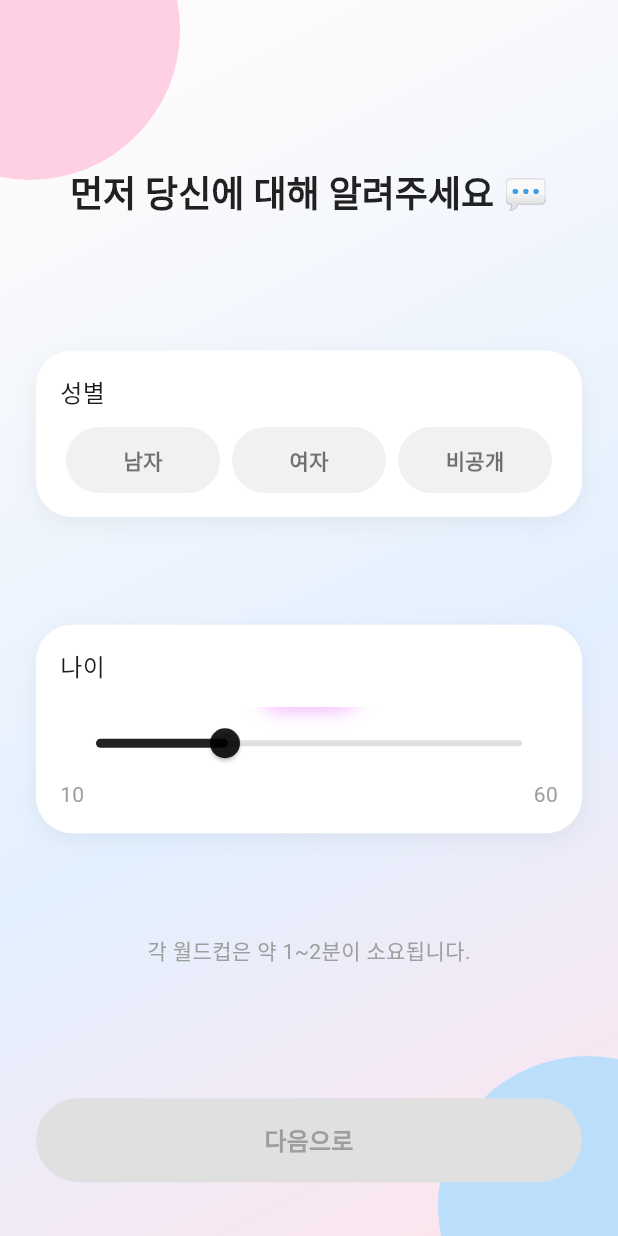
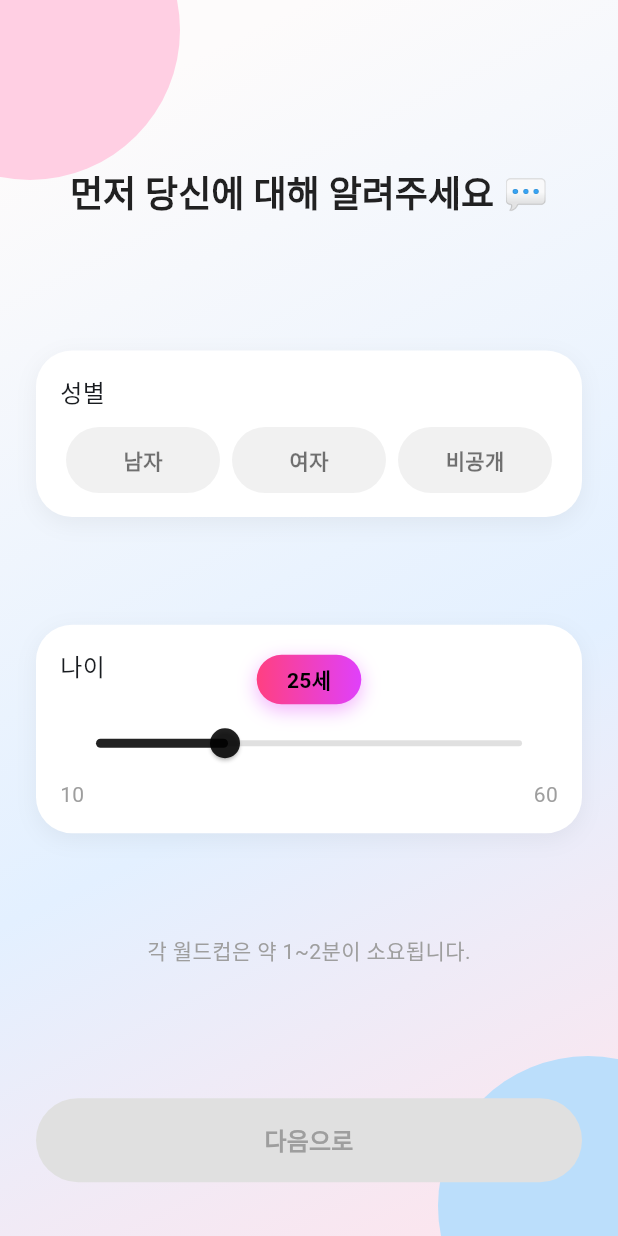
Before and after one commit to dudu020908/teamproject, a Flutter app: the UserInfoScreen screen opened by its route, on a phone screen of 412 x 824 dp. Run offline on Flutter 3.47's test engine with Material 3 defaults, Android fonts, the phone set to English and light mode, and no system bars.

Commit message:
change color

```diff
--- a/lib/screens/tournament_screen.dart
+++ b/lib/screens/tournament_screen.dart
@@ -82,7 +82,9 @@ class _TournamentScreenState extends State<TournamentScreen> {
                                     return Expanded(
                                       child: AnimatedScale(
                                         // 선택된 카드를 살짝 축소시켜서 강조하는 효과
-                                    scale: _selected == candidate ? 0.95 : 1.0,
+                                        scale: _selected == candidate
+                                            ? 0.95
+                                            : 1.0,
                                         duration: const Duration(
                                           milliseconds: 150,
                                         ),
@@ -97,7 +99,6 @@ class _TournamentScreenState extends State<TournamentScreen> {
                                                 ),
                                         ),
                                       ),
-
                                     );
                                   }).toList(),
                                 ),
--- a/lib/screens/user_info_screen.dart
+++ b/lib/screens/user_info_screen.dart
@@ -132,7 +132,6 @@ class _UserInfoScreenState extends State<UserInfoScreen> {
                           ),
 
                           const SizedBox(height: 24),
-
                           // 나이 선택
                           Container(
                             padding: const EdgeInsets.all(16),
@@ -147,6 +146,7 @@ class _UserInfoScreenState extends State<UserInfoScreen> {
                                 ),
                               ],
                             ),
+                            clipBehavior: Clip.none,
                             child: Column(
                               crossAxisAlignment: CrossAxisAlignment.start,
                               children: [
@@ -156,11 +156,15 @@ class _UserInfoScreenState extends State<UserInfoScreen> {
                                 ),
                                 const SizedBox(height: 16),
                                 Stack(
+                                  clipBehavior: Clip.none,
                                   alignment: Alignment.topCenter,
                                   children: [
                                     Positioned(
                                       top: -35,
-                                      child: Container(
+                                      child: AnimatedContainer(
+                                        duration: const Duration(
+                                          milliseconds: 150,
+                                        ),
                                         padding: const EdgeInsets.symmetric(
                                           horizontal: 20,
                                           vertical: 6,
@@ -187,7 +191,7 @@ class _UserInfoScreenState extends State<UserInfoScreen> {
                                         child: Text(
                                           "${age.toInt()}세",
                                           style: const TextStyle(
-                                            color: Colors.white,
+                                            color: Colors.black, //색바꿈
                                             fontWeight: FontWeight.bold,
                                           ),
                                         ),
```
Lines whose indentation alone changed are shown as unchanged.
